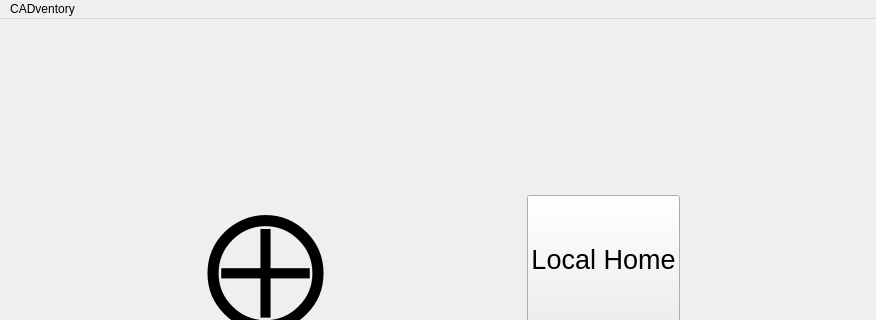
The window that src/mainwindow.ui (torfoes/cadventory) describes before a commit, drawn with Qt 5; both pictures show x 0 to 876 and y 0 to 320 of the 876 by 600 pixel window.
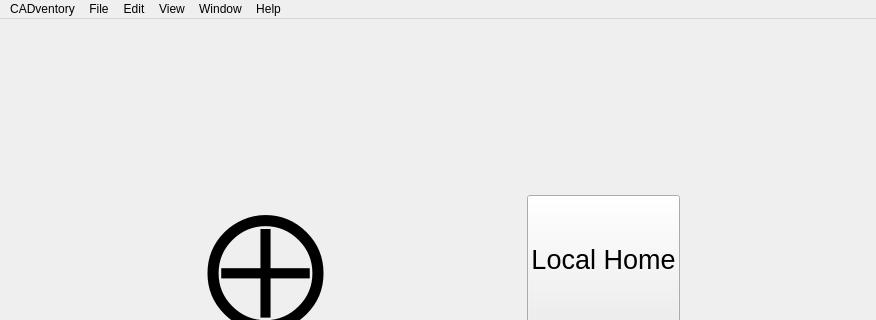
The same window after the commit.

What changed in the file:
```diff
--- a/src/mainwindow.ui
+++ b/src/mainwindow.ui
@@ -169,7 +169,49 @@
      <string>CADventory</string>
     </property>
    </widget>
+   <widget class="QMenu" name="menuFile">
+    <property name="title">
+     <string>File</string>
+    </property>
+    <addaction name="actionOpen"/>
+    <addaction name="actionSave"/>
+    <addaction name="separator"/>
+    <addaction name="actionQuit"/>
+   </widget>
+   <widget class="QMenu" name="menuEdit">
+    <property name="title">
+     <string>Edit</string>
+    </property>
+    <addaction name="actionUndo"/>
+    <addaction name="actionRedo"/>
+   </widget>
+   <widget class="QMenu" name="menuWindow">
+    <property name="title">
+     <string>View</string>
+    </property>
+    <addaction name="actionText"/>
+    <addaction name="actionGraphical"/>
+   </widget>
+   <widget class="QMenu" name="menuWindow_2">
+    <property name="title">
+     <string>Window</string>
+    </property>
+    <addaction name="actionMain"/>
+    <addaction name="actionAudit_Log"/>
+   </widget>
+   <widget class="QMenu" name="menuHelp">
+    <property name="title">
+     <string>Help</string>
+    </property>
+    <addaction name="actionAbout"/>
+    <addaction name="actionSearch"/>
+   </widget>
    <addaction name="menuCADventory_0_1_0"/>
+   <addaction name="menuFile"/>
+   <addaction name="menuEdit"/>
+   <addaction name="menuWindow"/>
+   <addaction name="menuWindow_2"/>
+   <addaction name="menuHelp"/>
   </widget>
  </widget>
  <resources/>
```
Left out of the diff: 57 changed lines with no effect on the pictures.
